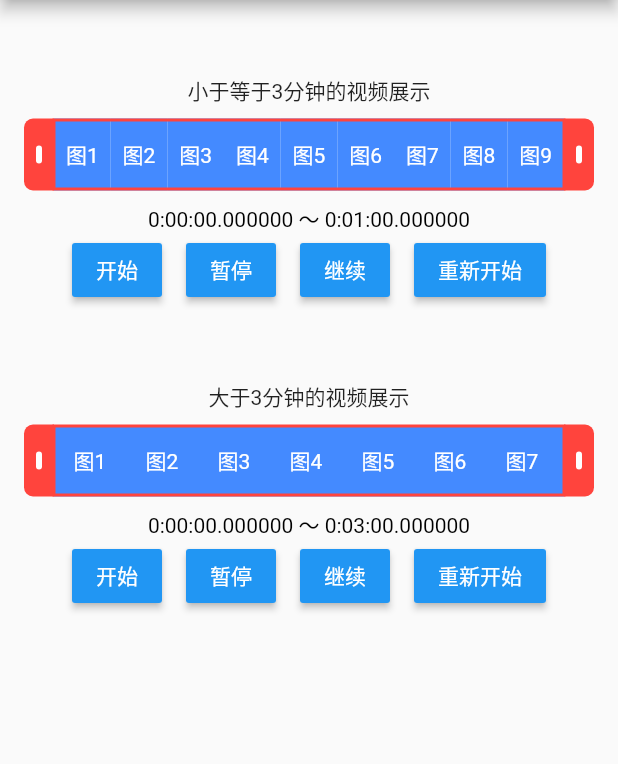
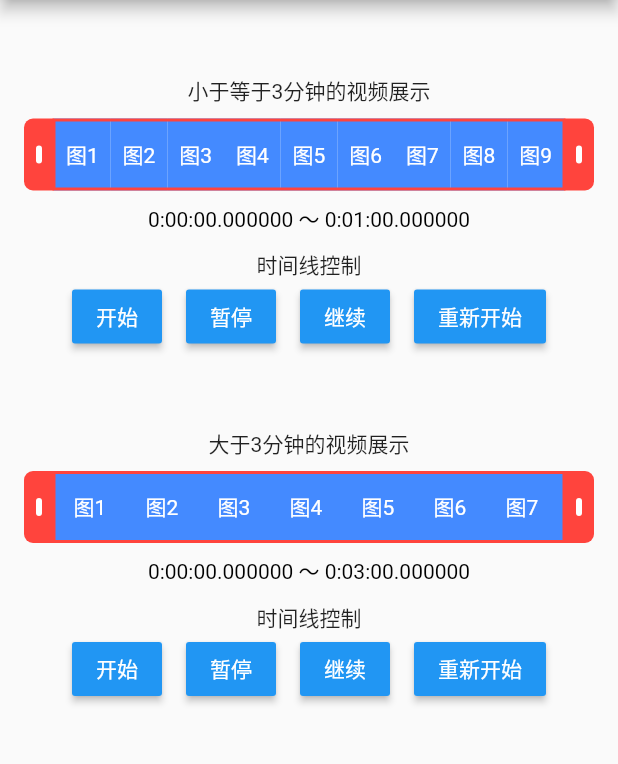
Before and after one commit to Xie-Yin/video_crop_track, a Flutter app: the screen it shows after launch, on a phone screen of 412 x 824 dp, the part 84-848 px from its top. Run offline on Flutter 3.47's test engine with Material 2 defaults, Android fonts, the phone set to English and light mode, and no system bars.

Commit message:
fix: 增加提示语

```diff
--- a/lib/main.dart
+++ b/lib/main.dart
@@ -129,7 +129,11 @@ class _MyHomePageState extends State<MyHomePage> {
   }
 
   _timelineControl(GlobalKey<VideoTrackWidgetState> key) {
-    return Row(
+    return Column(
+      children: [
+        SizedBox(height: 10),
+        Text('时间线控制'),
+        Row(
           mainAxisAlignment: MainAxisAlignment.center,
           children: [
             MaterialButton(
@@ -172,6 +176,8 @@ class _MyHomePageState extends State<MyHomePage> {
               },
             )
           ],
+        ),
+      ],
     );
   }
 }
```
Lines whose indentation alone changed are shown as unchanged.
